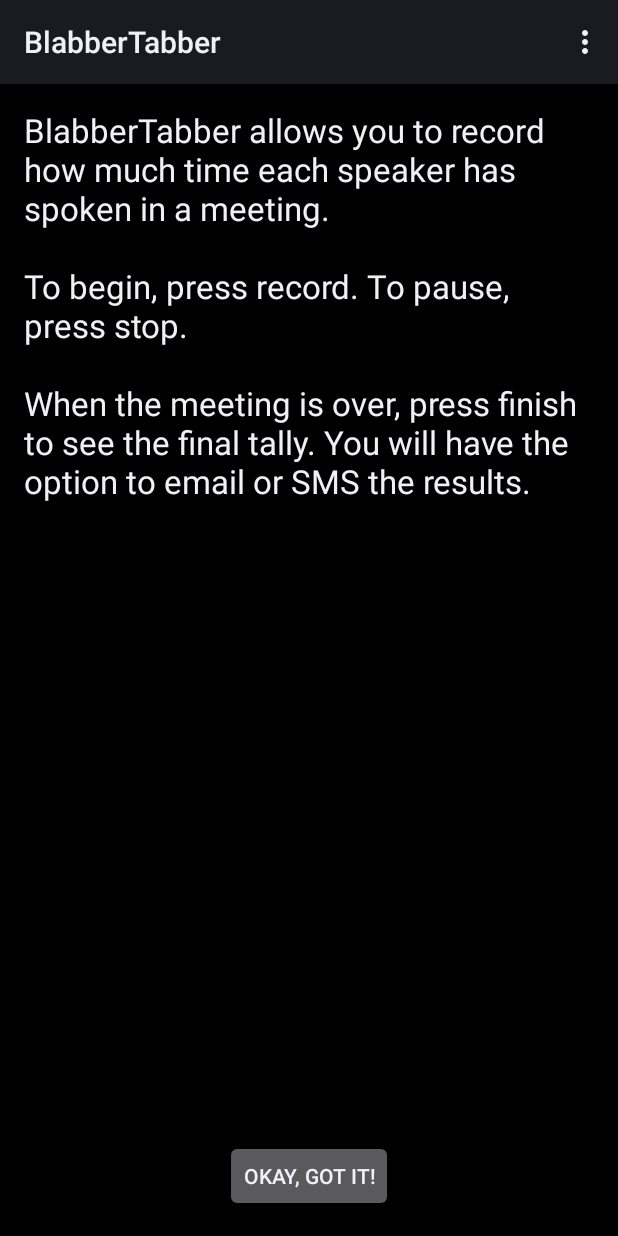
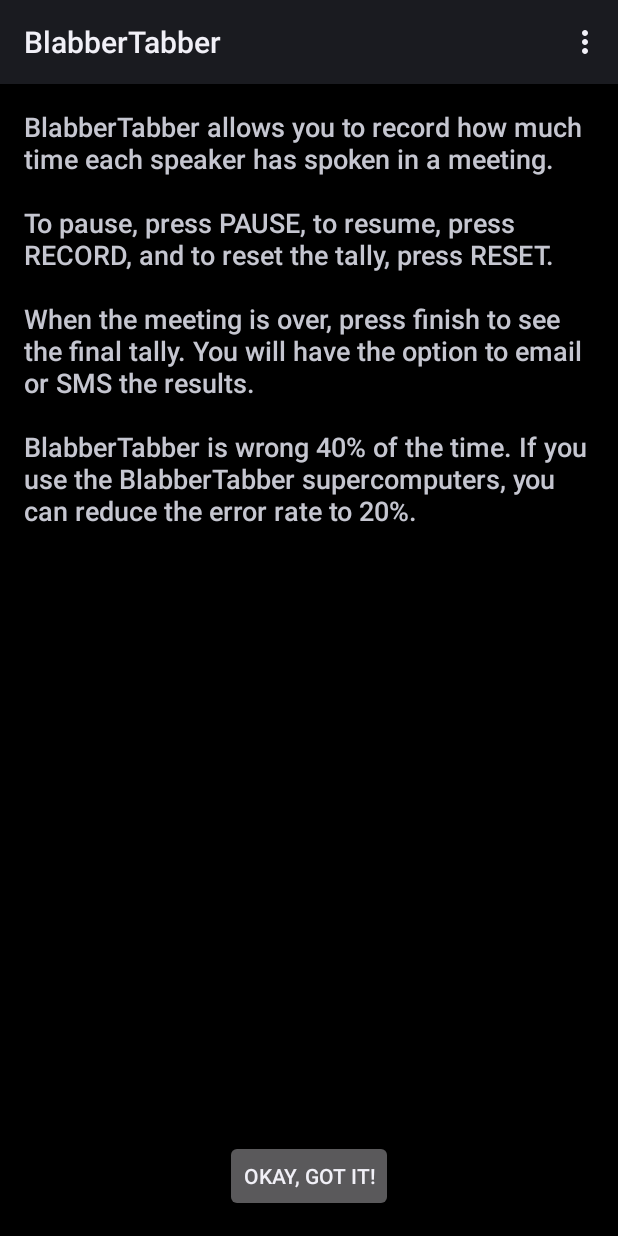
Before and after one commit to blabbertabber/blabbertabber, an Android app: the screen it shows after launch (MainActivity), on a phone screen of 412 x 824 dp. Run offline under Robolectric (Android 15) with nearby library versions, the phone set to English and light mode, and no system bars.

```diff
--- a/app/src/main/res/layout/activity_main.xml
+++ b/app/src/main/res/layout/activity_main.xml
@@ -18,7 +18,7 @@
         android:layout_gravity="center_horizontal"
         android:layout_weight="1"
         android:text="@string/welcome_text"
-        android:textAppearance="?android:attr/textAppearanceLarge" />
+        android:textAppearance="?android:attr/textAppearanceMedium" />
 
 
     <Button
--- a/app/src/main/res/layout/activity_recording.xml
+++ b/app/src/main/res/layout/activity_recording.xml
@@ -18,8 +18,7 @@
     -->
 
 
-    <GridLayout xmlns:android="http://schemas.android.com/apk/res/android"
-
+    <GridLayout
         android:id="@+id/speaker_grid"
         android:layout_width="fill_parent"
         android:layout_height="wrap_content"
--- a/app/src/main/res/values/strings.xml
+++ b/app/src/main/res/values/strings.xml
@@ -1,10 +1,15 @@
 <resources>
     <string name="app_name">BlabberTabber</string>
 
-    <string name="welcome_text">BlabberTabber allows you to record how much time each
-        speaker has spoken in a meeting.\n\nTo begin, press "record". To pause, press
-        "stop".\n\nWhen the meeting is over, press finish to see the final tally. You will have the option
-        to email or SMS the results.</string>
+    <string name="welcome_text" formatted="false">BlabberTabber allows you to record how much time each
+        speaker has spoken in a meeting.\n
+        \nTo pause, press "PAUSE", to resume, press
+        "RECORD", and to reset the tally, press "RESET".\n
+        \nWhen the meeting is over, press finish to see the final tally. You will have the option
+        to email or SMS the results.\n
+        \nBlabberTabber is wrong 40% of the time. If you use the BlabberTabber supercomputers,
+        you can reduce the error rate to 20%.
+    </string>
     <string name="launch_recording_activity">Okay, got it!</string>
 
     <string name="action_settings">Settings</string>
```
Also changed, not shown: app/src/main/java/com/blabbertabber/blabbertabber/RecordingActivity.java (+15 -0 lines), 1 other file.
